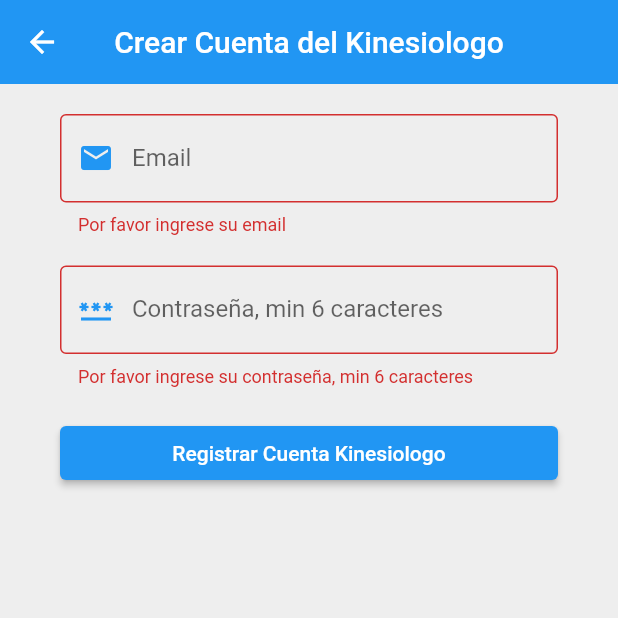
After one commit to mtmartinezroa/MTAppKinesiologia, a Flutter app: the CrearcuentaKine screen opened by its route, after a tap on "Registrar Cuenta Kinesiologo", on a phone screen of 412 x 824 dp, the top half of it. The commit adds this screen. Run offline on Flutter 3.47's test engine with Material 2 defaults, Android fonts, the phone set to English and light mode, and no system bars; our stand-ins replace audioplayers, cloud_firestore, file_picker, firebase_auth, firebase_core, firebase_storage and 1 more; accounts and stored records are empty; network calls fail; statements that could not run were skipped.

Commit message:
version final 1.0 se añadio pagina para crear cuenta de kinesiologo y logearse, de esta manera varios kinesiologos podran usar la aplicacion

```diff
--- /dev/null
+++ b/lib/clasesSuperUsuario/crearcuentakine.dart
@@ -0,0 +1,182 @@
+import 'package:flutter/material.dart';
+import 'package:cloud_firestore/cloud_firestore.dart';
+import 'package:firebase_auth/firebase_auth.dart';
+
+
+class CrearcuentaKine extends StatefulWidget {
+  @override
+  _HomeState createState() => _HomeState();
+}
+
+class _HomeState extends State<CrearcuentaKine> {
+
+  bool bandera = false;
+
+
+  late FirebaseAuth userAuth = FirebaseAuth.instance;
+
+  TextEditingController eKine = TextEditingController();
+  TextEditingController pKine = TextEditingController();
+
+
+
+  final formKey = GlobalKey<FormState>();
+
+
+  Future crearCuenta(String email, String password) async{
+    try {
+      await userAuth.createUserWithEmailAndPassword(email: email, password: password);
+      bandera=true;
+
+    } catch (error) {
+
+    }
+  }
+
+  void cancelar(){
+    Navigator.pop(context);
+    Navigator.pop(context);
+    Navigator.pushNamed(context, '/crearcuentakine');
+  }
+
+  void aceptar(){
+    Navigator.pop(context);
+    Navigator.pop(context);
+  }
+
+
+  @override
+  Widget build(BuildContext context) {
+    return Scaffold(
+        backgroundColor: Colors.grey[200],
+        appBar: AppBar( //Widget que contiene la barra superior de la app
+          title: const Text('Crear Cuenta del Kinesiologo'),
+          centerTitle: true,
+          backgroundColor: Colors.blue[500],
+          elevation: 0.0,
+        ),
+        body: SingleChildScrollView(
+            child: Container(
+              padding: EdgeInsets.symmetric(vertical: 20.0,horizontal: 40.0),
+
+              child: Form(
+                key: formKey,
+                child: Column(
+                  crossAxisAlignment: CrossAxisAlignment.start,
+                  children: [
+                    TextFormField(
+                      controller: eKine,
+                      decoration: InputDecoration(
+                        label: Text('Email'),
+                        border: OutlineInputBorder(),
+                        prefixIcon: Icon(
+                          Icons.email,
+                          color: Colors.blue,
+                        ),
+                        hintText: 'Ingrese su email',
+                      ),
+                      validator: (String? value){
+                        if(value==null || value.isEmpty) {
+                          return 'Por favor ingrese su email';
+                        }
+                        return null;
+                      },
+                    ),
+                    SizedBox(
+                      height: 20,
+                    ),
+
+                    TextFormField(
+                      controller: pKine,
+                      decoration: InputDecoration(
+                        label: Text('Contraseña, min 6 caracteres'),
+                        border: OutlineInputBorder(),
+                        prefixIcon: Icon(
+                          Icons.password,
+                          color: Colors.blue,
+                        ),
+                        hintText: 'Ingrese su contraseñae',
+                      ),
+                      validator: (String? value){
+                        if(value==null || value.isEmpty) {
+                          return 'Por favor ingrese su contraseña, min 6 caracteres';
+                        }
+                        return null;
+                      },
+                    ),
+
+                    SizedBox(
+                      height: 20,
+                    ),
+
+                    SizedBox(
+                      width: double.infinity,
+                      child: ElevatedButton(
+                        onPressed: () async {
+
+                          if (formKey.currentState!.validate()) {
+                            String correoKine = eKine.text;
+                            String passKine = pKine.text;
+                            await crearCuenta(correoKine, passKine);
+                            if (bandera == true) {
+                              showDialog(
+                                context: context,
+                                builder: (context) =>
+                                    AlertDialog(
+                                      title: Text('Cuenta Creada!'),
+                                      content: SingleChildScrollView(
+                                        child: Column(
+                                          mainAxisSize: MainAxisSize.min,
+                                          children: [
+                                            Text(
+                                                'Haz creado una cuenta de un kinesiologo'
+                                            ),
+                                          ],
+                                        ),
+                                      ),
+                                      actions: [
+                                        MaterialButton(
+                                          onPressed: aceptar,
+                                          child: Text("ACEPTAR"),
+                                        ),
+                                      ],
+                                    ),
+                              );
+                            }else{
+                              showDialog(
+                                context: context,
+                                builder: (context) => AlertDialog(
+                                  title: Text('Error al crear cuenta!'),
+                                  content: SingleChildScrollView(
+                                    child: Column(
+                                      mainAxisSize: MainAxisSize.min,
+                                      children: [
+                                        Text(
+                                            'Error al crear cuenta es posible que el email que ingresaste ya existe o tu contraseña es menor a 6 caracteres'
+                                        ),
+                                      ],
+                                    ),
+                                  ),
+                                  actions: [
+                                    MaterialButton(
+                                      onPressed: cancelar,
+                                      child: Text("ACEPTAR"),
+                                    ),
+                                  ],
+                                ),
+                              );
+                            }
+                          }
+                        },
+                        child: Text('Registrar Cuenta Kinesiologo'),
+                      ),
+                    ),
+                  ],
+                ),
+              ),
+            )
+        )
+
+    );
+  }
+}
--- a/lib/main.dart
+++ b/lib/main.dart
@@ -1,6 +1,8 @@
 import 'package:flutter/material.dart';
 import 'package:firebase_core/firebase_core.dart';
 import 'package:firebase_auth/firebase_auth.dart';
+import 'package:mt_app_kinesiologia/clasesSuperUsuario/ingresarcuentakine.dart';
+import 'clasesSuperUsuario/crearcuentakine.dart';
 import 'firebase/firebase_options.dart';
 import '/paginainicio.dart';
 import 'clasesSuperUsuario/crearcuentapaciente.dart';
@@ -27,9 +29,9 @@ class MyApp extends StatelessWidget {
           initialRoute: '/paginainicio',
           routes: {
             '/paginainicio': (context) => PaginaInicio(),
-            '/listapacientes': (context) => ListaPacientes(),
             '/ingresarcuentapaciente': (context) => IngresarcuentaPaciente(),
-            '/crearcuentapaciente': (context) => CrearcuentaPaciente(),
+            '/crearcuentakine': (context) => CrearcuentaKine(),
+            '/ingresarcuentakine': (context) => IngresarcuentaKine(),
           }
         );
   }
```
Also changed, not shown: lib/clasesSuperUsuario/crearcuentapaciente.dart (+9 -3 lines), lib/clasesSuperUsuario/ingresarcuentakine.dart (added, +196 -0 lines), lib/clasesSuperUsuario/listapacientes.dart (+19 -7 lines), lib/listaejercicios.dart (+55 -0 lines), lib/paginainicio.dart (+4 -15 lines).
